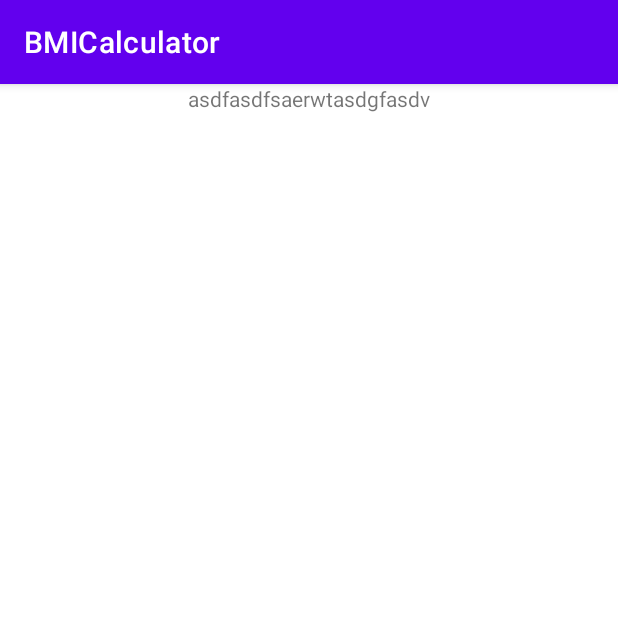
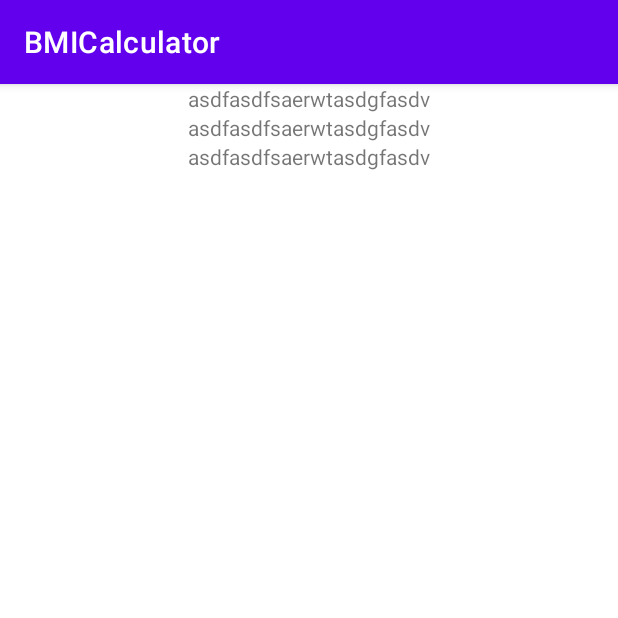
Before and after one commit to GeonwooVincentKim/BMI_Calculator, an Android app: the screen it shows after launch (MainActivity), on a phone screen of 412 x 824 dp, the top half of it. Run offline under Robolectric (Android 15) with nearby library versions, the phone set to English and light mode, and no system bars.

Commit message:
[Feature] - Applied match_parent in `layout_width` in every part of code

```diff
--- a/app/src/main/res/layout/activity_main.xml
+++ b/app/src/main/res/layout/activity_main.xml
@@ -9,18 +9,19 @@
 
     <TextView
         android:layout_width="match_parent"
-        android:layout_height="match_parent"
+        android:layout_height="wrap_content"
         android:text="asdfasdfsaerwtasdgfasdv"
         android:textAlignment="center"/>
 
     <TextView
-        android:layout_width="wrap_content"
+        android:layout_width="match_parent"
         android:layout_height="wrap_content"
-        android:text="asdfasdfsaerwtasdgfasdv"/>
-
+        android:text="asdfasdfsaerwtasdgfasdv"
+        android:textAlignment="center"/>
     <TextView
-        android:layout_width="wrap_content"
+        android:layout_width="match_parent"
         android:layout_height="wrap_content"
-        android:text="asdfasdfsaerwtasdgfasdv"/>
+        android:text="asdfasdfsaerwtasdgfasdv"
+        android:textAlignment="center"/>
 
 </LinearLayout>
```
